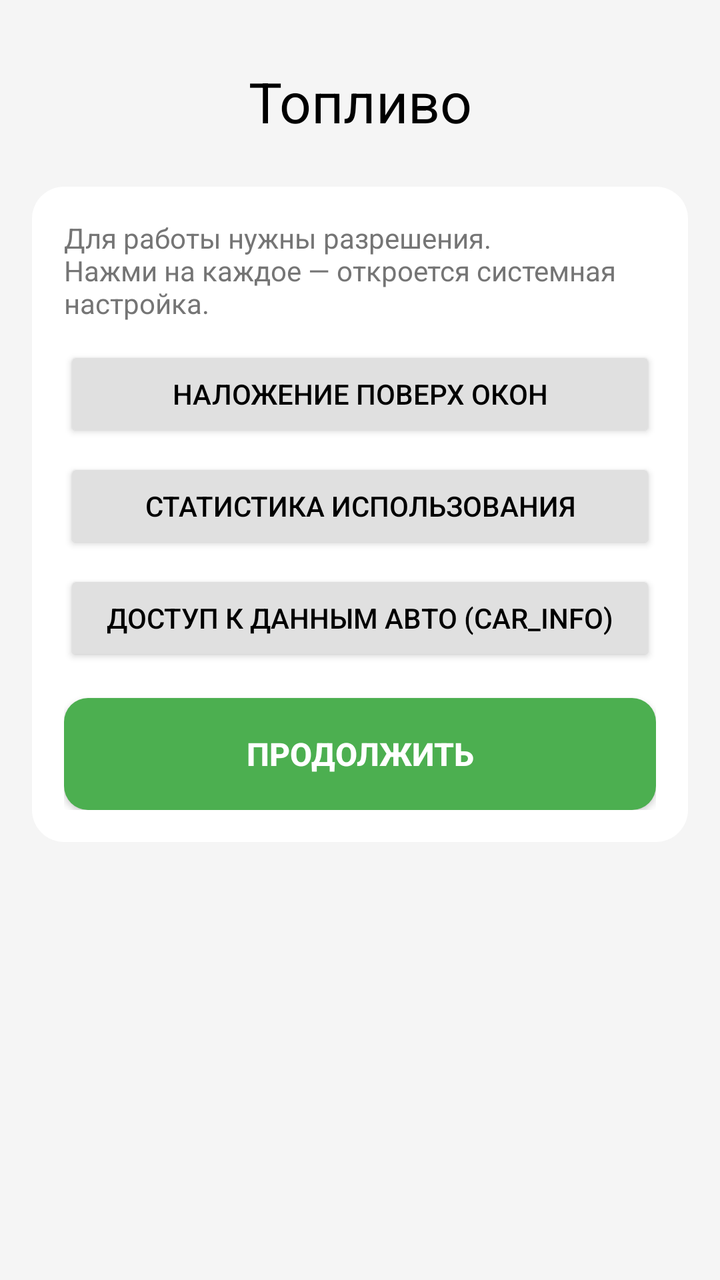
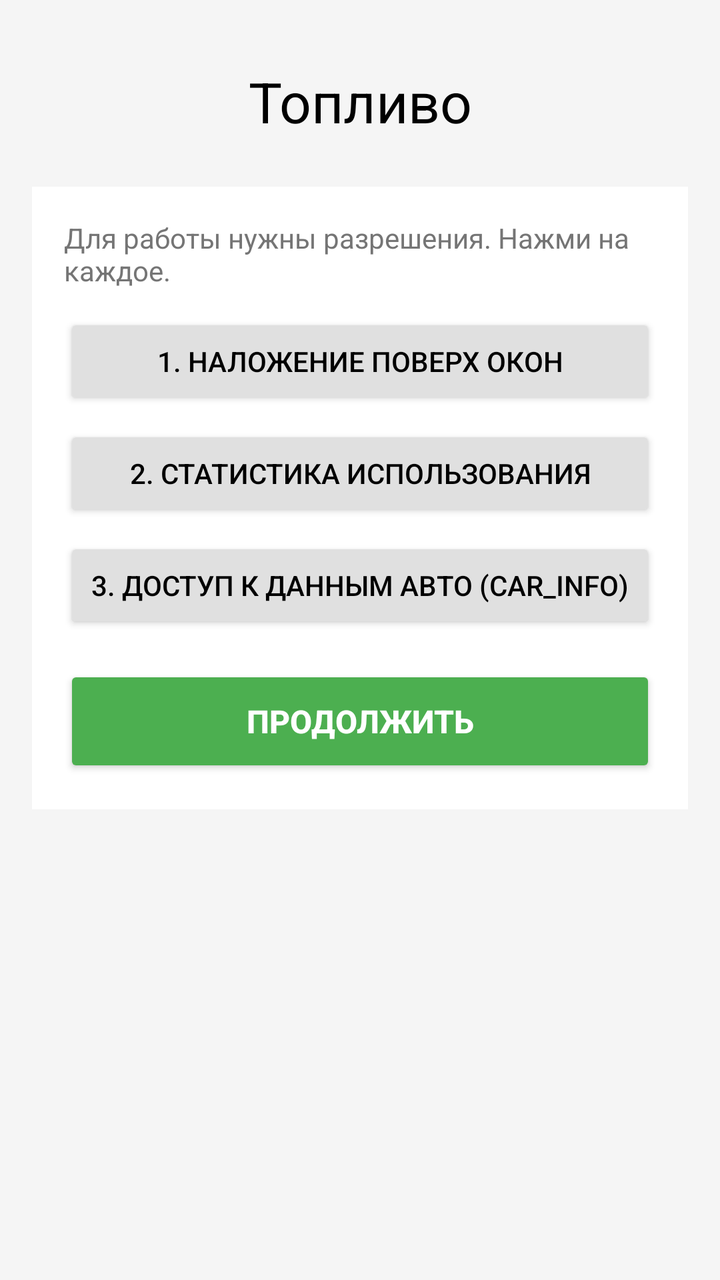

An Android layout rendered at two revisions. The XML below is the earlier revision; the diff shows what the commit changed to produce the second picture.
<!-- AndroidManifest.xml: application theme Theme.AppCompat.NoActionBar -->
<!-- res/layout/activity_main.xml -->
<?xml version="1.0" encoding="utf-8"?>
<ScrollView xmlns:android="http://schemas.android.com/apk/res/android"
    android:layout_width="match_parent"
    android:layout_height="match_parent"
    android:background="#F5F5F5"
    android:fillViewport="true">

    <LinearLayout
        android:layout_width="match_parent"
        android:layout_height="wrap_content"
        android:orientation="vertical"
        android:padding="16dp">

        <TextView
            android:layout_width="match_parent"
            android:layout_height="wrap_content"
            android:text="Топливо"
            android:textSize="28sp"
            android:textColor="#000000"
            android:gravity="center"
            android:layout_marginTop="16dp"
            android:layout_marginBottom="24dp" />

        
        <LinearLayout
            android:id="@+id/card_permissions"
            android:layout_width="match_parent"
            android:layout_height="wrap_content"
            android:background="@drawable/bg_card"
            android:orientation="vertical"
            android:layout_marginBottom="16dp">

            <TextView
                android:layout_width="match_parent"
                android:layout_height="wrap_content"
                android:text="Для работы нужны разрешения.\nНажми на каждое — откроется системная настройка."
                android:textSize="14sp"
                android:textColor="#757575"
                android:layout_marginBottom="12dp" />

            <Button
                android:id="@+id/btn_perm_overlay"
                android:layout_width="match_parent"
                android:layout_height="48dp"
                android:text="Наложение поверх окон"
                android:textSize="14sp"
                android:backgroundTint="#E0E0E0"
                android:textColor="#000000"
                android:layout_marginBottom="8dp" />

            <Button
                android:id="@+id/btn_perm_usage"
                android:layout_width="match_parent"
                android:layout_height="48dp"
                android:text="Статистика использования"
                android:textSize="14sp"
                android:backgroundTint="#E0E0E0"
                android:textColor="#000000"
                android:layout_marginBottom="8dp" />

            <Button
                android:id="@+id/btn_perm_carinfo"
                android:layout_width="match_parent"
                android:layout_height="48dp"
                android:text="Доступ к данным авто (CAR_INFO)"
                android:textSize="14sp"
                android:backgroundTint="#E0E0E0"
                android:textColor="#000000"
                android:layout_marginBottom="16dp" />

            <Button
                android:id="@+id/btn_continue"
                android:layout_width="match_parent"
                android:layout_height="56dp"
                android:text="ПРОДОЛЖИТЬ"
                android:textSize="16sp"
                android:textStyle="bold"
                android:textColor="#FFFFFF"
                android:background="@drawable/bg_btn_green" />
        </LinearLayout>

        
        <LinearLayout
            android:id="@+id/card_settings"
            android:layout_width="match_parent"
            android:layout_height="wrap_content"
            android:background="@drawable/bg_card"
            android:orientation="vertical"
            android:visibility="gone"
            android:layout_marginBottom="16dp">

            
            <TextView android:layout_width="wrap_content" android:layout_height="wrap_content" android:text="Размер окна" android:textSize="14sp" android:textColor="#757575" />
            <LinearLayout android:layout_width="match_parent" android:layout_height="wrap_content" android:orientation="horizontal" android:gravity="center_vertical" android:layout_marginBottom="16dp">
                <Button android:id="@+id/btn_window_minus" android:layout_width="48dp" android:layout_height="48dp" android:text="−" android:background="@drawable/bg_btn_gray"/>
                <TextView android:id="@+id/txt_window_size" android:layout_width="0dp" android:layout_height="wrap_content" android:layout_weight="1" android:gravity="center" android:text="42 dp" android:textSize="18sp" android:textColor="#000000"/>
                <Button android:id="@+id/btn_window_plus" android:layout_width="48dp" android:layout_height="48dp" android:text="+" android:background="@drawable/bg_btn_gray"/>
            </LinearLayout>

            
            <TextView android:layout_width="wrap_content" android:layout_height="wrap_content" android:text="Размер шрифта" android:textSize="14sp" android:textColor="#757575" />
            <LinearLayout android:layout_width="match_parent" android:layout_height="wrap_content" android:orientation="horizontal" android:gravity="center_vertical" android:layout_marginBottom="16dp">
                <Button android:id="@+id/btn_font_minus" android:layout_width="48dp" android:layout_height="48dp" android:text="−" android:background="@drawable/bg_btn_gray"/>
                <TextView android:id="@+id/txt_font_size" android:layout_width="0dp" android:layout_height="wrap_content" android:layout_weight="1" android:gravity="center" android:text="16 sp" android:textSize="18sp" android:textColor="#000000"/>
                <Button android:id="@+id/btn_font_plus" android:layout_width="48dp" android:layout_height="48dp" android:text="+" android:background="@drawable/bg_btn_gray"/>
            </LinearLayout>

            
            <TextView android:layout_width="wrap_content" android:layout_height="wrap_content" android:text="Размер иконки" android:textSize="14sp" android:textColor="#757575" />
            <LinearLayout android:layout_width="match_parent" android:layout_height="wrap_content" android:orientation="horizontal" android:gravity="center_vertical" android:layout_marginBottom="16dp">
                <Button android:id="@+id/btn_icon_minus" android:layout_width="48dp" android:layout_height="48dp" android:text="−" android:background="@drawable/bg_btn_gray"/>
                <TextView android:id="@+id/txt_icon_size" android:layout_width="0dp" android:layout_height="wrap_content" android:layout_weight="1" android:gravity="center" android:text="20 dp" android:textSize="18sp" android:textColor="#000000"/>
                <Button android:id="@+id/btn_icon_plus" android:layout_width="48dp" android:layout_height="48dp" android:text="+" android:background="@drawable/bg_btn_gray"/>
            </LinearLayout>

            
            <TextView android:layout_width="wrap_content" android:layout_height="wrap_content" android:text="Толщина шрифта (100-900)" android:textSize="14sp" android:textColor="#757575" />
            <LinearLayout android:layout_width="match_parent" android:layout_height="wrap_content" android:orientation="horizontal" android:gravity="center_vertical" android:layout_marginBottom="16dp">
                <Button android:id="@+id/btn_weight_minus" android:layout_width="48dp" android:layout_height="48dp" android:text="−" android:background="@drawable/bg_btn_gray"/>
                <TextView android:id="@+id/txt_font_weight" android:layout_width="0dp" android:layout_height="wrap_content" android:layout_weight="1" android:gravity="center" android:text="400" android:textSize="18sp" android:textColor="#000000"/>
                <Button android:id="@+id/btn_weight_plus" android:layout_width="48dp" android:layout_height="48dp" android:text="+" android:background="@drawable/bg_btn_gray"/>
            </LinearLayout>

            
            <TextView android:layout_width="wrap_content" android:layout_height="wrap_content" android:text="Тема текста" android:textSize="14sp" android:textColor="#757575" />
            <LinearLayout android:layout_width="match_parent" android:layout_height="wrap_content" android:orientation="horizontal" android:gravity="center_vertical" android:layout_marginBottom="16dp">
                <Button android:id="@+id/btn_theme_minus" android:layout_width="48dp" android:layout_height="48dp" android:text="◀" android:background="@drawable/bg_btn_gray"/>
                <TextView android:id="@+id/txt_theme" android:layout_width="0dp" android:layout_height="wrap_content" android:layout_weight="1" android:gravity="center" android:text="Авто" android:textSize="18sp" android:textColor="#000000"/>
                <Button android:id="@+id/btn_theme_plus" android:layout_width="48dp" android:layout_height="48dp" android:text="▶" android:background="@drawable/bg_btn_gray"/>
            </LinearLayout>

            
            <TextView android:layout_width="wrap_content" android:layout_height="wrap_content" android:text="Блокировка виджета" android:textSize="14sp" android:textColor="#757575" />
            <LinearLayout android:layout_width="match_parent" android:layout_height="wrap_content" android:orientation="horizontal" android:gravity="center_vertical">
                <Button android:id="@+id/btn_lock_minus" android:layout_width="48dp" android:layout_height="48dp" android:text="◀" android:background="@drawable/bg_btn_gray"/>
                <TextView android:id="@+id/txt_lock" android:layout_width="0dp" android:layout_height="wrap_content" android:layout_weight="1" android:gravity="center" android:text="Разблокирован" android:textSize="18sp" android:textColor="#000000"/>
                <Button android:id="@+id/btn_lock_plus" android:layout_width="48dp" android:layout_height="48dp" android:text="▶" android:background="@drawable/bg_btn_gray"/>
            </LinearLayout>

        </LinearLayout>

        
        <LinearLayout
            android:id="@+id/card_actions"
            android:layout_width="match_parent"
            android:layout_height="wrap_content"
            android:background="@drawable/bg_card"
            android:orientation="vertical"
            android:visibility="gone">

            <Button
                android:id="@+id/btn_app_list"
                android:layout_width="match_parent"
                android:layout_height="56dp"
                android:text="СКРЫТЬ В ПРИЛОЖЕНИЯХ"
                android:textSize="14sp"
                android:textStyle="bold"
                android:background="@drawable/bg_btn_gray"
                android:textColor="#000000"
                android:layout_marginBottom="12dp" />

            <Button
                android:id="@+id/btn_reset"
                android:layout_width="match_parent"
                android:layout_height="56dp"
                android:text="СБРОСИТЬ НАСТРОЙКИ"
                android:textSize="14sp"
                android:textStyle="bold"
                android:background="@drawable/bg_btn_red"
                android:textColor="#FFFFFF" />
        </LinearLayout>

    </LinearLayout>
</ScrollView>
<!-- resources referenced by this layout -->
<resources>
  <!-- drawable bg_btn_gray (drawable) -->
  <?xml version="1.0" encoding="utf-8"?>
  <shape xmlns:android="http://schemas.android.com/apk/res/android">
      <solid android:color="#E0E0E0" />
      <corners android:radius="12dp" />
  </shape>
  <!-- drawable bg_btn_green (drawable) -->
  <?xml version="1.0" encoding="utf-8"?>
  <shape xmlns:android="http://schemas.android.com/apk/res/android">
      <solid android:color="#4CAF50" />
      <corners android:radius="12dp" />
  </shape>
  <!-- drawable bg_btn_red (drawable) -->
  <?xml version="1.0" encoding="utf-8"?>
  <shape xmlns:android="http://schemas.android.com/apk/res/android">
      <solid android:color="#F44336" />
      <corners android:radius="12dp" />
  </shape>
  <!-- drawable bg_card (drawable) -->
  <?xml version="1.0" encoding="utf-8"?>
  <shape xmlns:android="http://schemas.android.com/apk/res/android">
      <solid android:color="#FFFFFF" />
      <corners android:radius="16dp" />
      <padding android:bottom="16dp" android:left="16dp" android:right="16dp" android:top="16dp" />
  </shape>
</resources>

<!-- the commit's change to res/layout/activity_main.xml (unified diff, before → after) -->
@@ -2,7 +2,7 @@
 <ScrollView xmlns:android="http://schemas.android.com/apk/res/android"
     android:layout_width="match_parent"
     android:layout_height="match_parent"
-    android:background="#F5F5F5"
+    android:background="@color/bg_main"
     android:fillViewport="true">
 
     <LinearLayout
@@ -16,56 +16,54 @@
             android:layout_height="wrap_content"
             android:text="Топливо"
             android:textSize="28sp"
-            android:textColor="#000000"
+            android:textColor="@color/text_black"
             android:gravity="center"
             android:layout_marginTop="16dp"
             android:layout_marginBottom="24dp" />
 
         
         <LinearLayout
-            android:id="@+id/card_permissions"
+            android:id="@+id/layout_permissions"
             android:layout_width="match_parent"
             android:layout_height="wrap_content"
-            android:background="@drawable/bg_card"
             android:orientation="vertical"
+            android:background="#FFFFFF"
+            android:padding="16dp"
             android:layout_marginBottom="16dp">
 
             <TextView
                 android:layout_width="match_parent"
                 android:layout_height="wrap_content"
-                android:text="Для работы нужны разрешения.\nНажми на каждое — откроется системная настройка."
+                android:text="Для работы нужны разрешения. Нажми на каждое."
                 android:textSize="14sp"
-                android:textColor="#757575"
+                android:textColor="@color/text_gray"
                 android:layout_marginBottom="12dp" />
 
             <Button
                 android:id="@+id/btn_perm_overlay"
                 android:layout_width="match_parent"
-                android:layout_height="48dp"
-                android:text="Наложение поверх окон"
-                android:textSize="14sp"
-                android:backgroundTint="#E0E0E0"
-                android:textColor="#000000"
+                android:layout_height="wrap_content"
+                android:text="1. Наложение поверх окон"
+                android:backgroundTint="@color/btn_gray"
+                android:textColor="@color/text_black"
                 android:layout_marginBottom="8dp" />
 
             <Button
                 android:id="@+id/btn_perm_usage"
                 android:layout_width="match_parent"
-                android:layout_height="48dp"
-                android:text="Статистика использования"
-                android:textSize="14sp"
-                android:backgroundTint="#E0E0E0"
-                android:textColor="#000000"
+                android:layout_height="wrap_content"
+                android:text="2. Статистика использования"
+                android:backgroundTint="@color/btn_gray"
+                android:textColor="@color/text_black"
                 android:layout_marginBottom="8dp" />
 
             <Button
                 android:id="@+id/btn_perm_carinfo"
                 android:layout_width="match_parent"
-                android:layout_height="48dp"
-                android:text="Доступ к данным авто (CAR_INFO)"
-                android:textSize="14sp"
-                android:backgroundTint="#E0E0E0"
-                android:textColor="#000000"
+                android:layout_height="wrap_content"
+                android:text="3. Доступ к данным авто (CAR_INFO)"
+                android:backgroundTint="@color/btn_gray"
+                android:textColor="@color/text_black"
                 android:layout_marginBottom="16dp" />
 
             <Button
@@ -76,75 +74,69 @@
                 android:textSize="16sp"
                 android:textStyle="bold"
                 android:textColor="#FFFFFF"
-                android:background="@drawable/bg_btn_green" />
+                android:backgroundTint="@color/btn_green" />
         </LinearLayout>
 
         
         <LinearLayout
-            android:id="@+id/card_settings"
+            android:id="@+id/layout_settings"
             android:layout_width="match_parent"
             android:layout_height="wrap_content"
-            android:background="@drawable/bg_card"
             android:orientation="vertical"
+            android:background="#FFFFFF"
+            android:padding="16dp"
             android:visibility="gone"
             android:layout_marginBottom="16dp">
 
-            
-            <TextView android:layout_width="wrap_content" android:layout_height="wrap_content" android:text="Размер окна" android:textSize="14sp" android:textColor="#757575" />
+            <TextView android:layout_width="wrap_content" android:layout_height="wrap_content" android:text="Размер окна" android:textSize="14sp" android:textColor="@color/text_gray" />
             <LinearLayout android:layout_width="match_parent" android:layout_height="wrap_content" android:orientation="horizontal" android:gravity="center_vertical" android:layout_marginBottom="16dp">
-                <Button android:id="@+id/btn_window_minus" android:layout_width="48dp" android:layout_height="48dp" android:text="−" android:background="@drawable/bg_btn_gray"/>
-                <TextView android:id="@+id/txt_window_size" android:layout_width="0dp" android:layout_height="wrap_content" android:layout_weight="1" android:gravity="center" android:text="42 dp" android:textSize="18sp" android:textColor="#000000"/>
-                <Button android:id="@+id/btn_window_plus" android:layout_width="48dp" android:layout_height="48dp" android:text="+" android:background="@drawable/bg_btn_gray"/>
+                <Button android:id="@+id/btn_window_minus" android:layout_width="48dp" android:layout_height="48dp" android:text="−" android:backgroundTint="@color/btn_gray"/>
+                <TextView android:id="@+id/txt_window_size" android:layout_width="0dp" android:layout_height="wrap_content" android:layout_weight="1" android:gravity="center" android:text="42 dp" android:textSize="18sp" android:textColor="@color/text_black"/>
+                <Button android:id="@+id/btn_window_plus" android:layout_width="48dp" android:layout_height="48dp" android:text="+" android:backgroundTint="@color/btn_gray"/>
             </LinearLayout>
 
-            
-            <TextView android:layout_width="wrap_content" android:layout_height="wrap_content" android:text="Размер шрифта" android:textSize="14sp" android:textColor="#757575" />
+            <TextView android:layout_width="wrap_content" android:layout_height="wrap_content" android:text="Размер шрифта" android:textSize="14sp" android:textColor="@color/text_gray" />
             <LinearLayout android:layout_width="match_parent" android:layout_height="wrap_content" android:orientation="horizontal" android:gravity="center_vertical" android:layout_marginBottom="16dp">
-                <Button android:id="@+id/btn_font_minus" android:layout_width="48dp" android:layout_height="48dp" android:text="−" android:background="@drawable/bg_btn_gray"/>
-                <TextView android:id="@+id/txt_font_size" android:layout_width="0dp" android:layout_height="wrap_content" android:layout_weight="1" android:gravity="center" android:text="16 sp" android:textSize="18sp" android:textColor="#000000"/>
-                <Button android:id="@+id/btn_font_plus" android:layout_width="48dp" android:layout_height="48dp" android:text="+" android:background="@drawable/bg_btn_gray"/>
+                <Button android:id="@+id/btn_font_minus" android:layout_width="48dp" android:layout_height="48dp" android:text="−" android:backgroundTint="@color/btn_gray"/>
+                <TextView android:id="@+id/txt_font_size" android:layout_width="0dp" android:layout_height="wrap_content" android:layout_weight="1" android:gravity="center" android:text="16 sp" android:textSize="18sp" android:textColor="@color/text_black"/>
+                <Button android:id="@+id/btn_font_plus" android:layout_width="48dp" android:layout_height="48dp" android:text="+" android:backgroundTint="@color/btn_gray"/>
             </LinearLayout>
 
-            
-            <TextView android:layout_width="wrap_content" android:layout_height="wrap_content" android:text="Размер иконки" android:textSize="14sp" android:textColor="#757575" />
+            <TextView android:layout_width="wrap_content" android:layout_height="wrap_content" android:text="Размер иконки" android:textSize="14sp" android:textColor="@color/text_gray" />
             <LinearLayout android:layout_width="match_parent" android:layout_height="wrap_content" android:orientation="horizontal" android:gravity="center_vertical" android:layout_marginBottom="16dp">
-                <Button android:id="@+id/btn_icon_minus" android:layout_width="48dp" android:layout_height="48dp" android:text="−" android:background="@drawable/bg_btn_gray"/>
-                <TextView android:id="@+id/txt_icon_size" android:layout_width="0dp" android:layout_height="wrap_content" android:layout_weight="1" android:gravity="center" android:text="20 dp" android:textSize="18sp" android:textColor="#000000"/>
-                <Button android:id="@+id/btn_icon_plus" android:layout_width="48dp" android:layout_height="48dp" android:text="+" android:background="@drawable/bg_btn_gray"/>
+                <Button android:id="@+id/btn_icon_minus" android:layout_width="48dp" android:layout_height="48dp" android:text="−" android:backgroundTint="@color/btn_gray"/>
+                <TextView android:id="@+id/txt_icon_size" android:layout_width="0dp" android:layout_height="wrap_content" android:layout_weight="1" android:gravity="center" android:text="20 dp" android:textSize="18sp" android:textColor="@color/text_black"/>
+                <Button android:id="@+id/btn_icon_plus" android:layout_width="48dp" android:layout_height="48dp" android:text="+" android:backgroundTint="@color/btn_gray"/>
             </LinearLayout>
 
-            
-            <TextView android:layout_width="wrap_content" android:layout_height="wrap_content" android:text="Толщина шрифта (100-900)" android:textSize="14sp" android:textColor="#757575" />
+            <TextView android:layout_width="wrap_content" android:layout_height="wrap_content" android:text="Толщина шрифта" android:textSize="14sp" android:textColor="@color/text_gray" />
             <LinearLayout android:layout_width="match_parent" android:layout_height="wrap_content" android:orientation="horizontal" android:gravity="center_vertical" android:layout_marginBottom="16dp">
-                <Button android:id="@+id/btn_weight_minus" android:layout_width="48dp" android:layout_height="48dp" android:text="−" android:background="@drawable/bg_btn_gray"/>
-                <TextView android:id="@+id/txt_font_weight" android:layout_width="0dp" android:layout_height="wrap_content" android:layout_weight="1" android:gravity="center" android:text="400" android:textSize="18sp" android:textColor="#000000"/>
-                <Button android:id="@+id/btn_weight_plus" android:layout_width="48dp" android:layout_height="48dp" android:text="+" android:background="@drawable/bg_btn_gray"/>
+                <Button android:id="@+id/btn_weight_minus" android:layout_width="48dp" android:layout_height="48dp" android:text="−" android:backgroundTint="@color/btn_gray"/>
+                <TextView android:id="@+id/txt_font_weight" android:layout_width="0dp" android:layout_height="wrap_content" android:layout_weight="1" android:gravity="center" android:text="400" android:textSize="18sp" android:textColor="@color/text_black"/>
+                <Button android:id="@+id/btn_weight_plus" android:layout_width="48dp" android:layout_height="48dp" android:text="+" android:backgroundTint="@color/btn_gray"/>
             </LinearLayout>
 
-            
-            <TextView android:layout_width="wrap_content" android:layout_height="wrap_content" android:text="Тема текста" android:textSize="14sp" android:textColor="#757575" />
+            <TextView android:layout_width="wrap_content" android:layout_height="wrap_content" android:text="Тема текста" android:textSize="14sp" android:textColor="@color/text_gray" />
             <LinearLayout android:layout_width="match_parent" android:layout_height="wrap_content" android:orientation="horizontal" android:gravity="center_vertical" android:layout_marginBottom="16dp">
-                <Button android:id="@+id/btn_theme_minus" android:layout_width="48dp" android:layout_height="48dp" android:text="◀" android:background="@drawable/bg_btn_gray"/>
-                <TextView android:id="@+id/txt_theme" android:layout_width="0dp" android:layout_height="wrap_content" android:layout_weight="1" android:gravity="center" android:text="Авто" android:textSize="18sp" android:textColor="#000000"/>
-                <Button android:id="@+id/btn_theme_plus" android:layout_width="48dp" android:layout_height="48dp" android:text="▶" android:background="@drawable/bg_btn_gray"/>
+                <Button android:id="@+id/btn_theme_minus" android:layout_width="48dp" android:layout_height="48dp" android:text="◀" android:backgroundTint="@color/btn_gray"/>
+                <TextView android:id="@+id/txt_theme" android:layout_width="0dp" android:layout_height="wrap_content" android:layout_weight="1" android:gravity="center" android:text="Авто" android:textSize="18sp" android:textColor="@color/text_black"/>
+                <Button android:id="@+id/btn_theme_plus" android:layout_width="48dp" android:layout_height="48dp" android:text="▶" android:backgroundTint="@color/btn_gray"/>
             </LinearLayout>
 
-            
-            <TextView android:layout_width="wrap_content" android:layout_height="wrap_content" android:text="Блокировка виджета" android:textSize="14sp" android:textColor="#757575" />
+            <TextView android:layout_width="wrap_content" android:layout_height="wrap_content" android:text="Блокировка виджета" android:textSize="14sp" android:textColor="@color/text_gray" />
             <LinearLayout android:layout_width="match_parent" android:layout_height="wrap_content" android:orientation="horizontal" android:gravity="center_vertical">
-                <Button android:id="@+id/btn_lock_minus" android:layout_width="48dp" android:layout_height="48dp" android:text="◀" android:background="@drawable/bg_btn_gray"/>
-                <TextView android:id="@+id/txt_lock" android:layout_width="0dp" android:layout_height="wrap_content" android:layout_weight="1" android:gravity="center" android:text="Разблокирован" android:textSize="18sp" android:textColor="#000000"/>
-                <Button android:id="@+id/btn_lock_plus" android:layout_width="48dp" android:layout_height="48dp" android:text="▶" android:background="@drawable/bg_btn_gray"/>
+                <Button android:id="@+id/btn_lock_minus" android:layout_width="48dp" android:layout_height="48dp" android:text="◀" android:backgroundTint="@color/btn_gray"/>
+                <TextView android:id="@+id/txt_lock" android:layout_width="0dp" android:layout_height="wrap_content" android:layout_weight="1" android:gravity="center" android:text="Разблокирован" android:textSize="18sp" android:textColor="@color/text_black"/>
+                <Button android:id="@+id/btn_lock_plus" android:layout_width="48dp" android:layout_height="48dp" android:text="▶" android:backgroundTint="@color/btn_gray"/>
             </LinearLayout>
 
         </LinearLayout>
 
         
         <LinearLayout
-            android:id="@+id/card_actions"
+            android:id="@+id/layout_actions"
             android:layout_width="match_parent"
             android:layout_height="wrap_content"
-            android:background="@drawable/bg_card"
             android:orientation="vertical"
             android:visibility="gone">
 
@@ -153,10 +145,8 @@
                 android:layout_width="match_parent"
                 android:layout_height="56dp"
                 android:text="СКРЫТЬ В ПРИЛОЖЕНИЯХ"
-                android:textSize="14sp"
-                android:textStyle="bold"
-                android:background="@drawable/bg_btn_gray"
-                android:textColor="#000000"
+                android:backgroundTint="@color/btn_gray"
+                android:textColor="@color/text_black"
                 android:layout_marginBottom="12dp" />
 
             <Button
@@ -164,9 +154,7 @@
                 android:layout_width="match_parent"
                 android:layout_height="56dp"
                 android:text="СБРОСИТЬ НАСТРОЙКИ"
-                android:textSize="14sp"
-                android:textStyle="bold"
-                android:background="@drawable/bg_btn_red"
+                android:backgroundTint="@color/btn_red"
                 android:textColor="#FFFFFF" />
         </LinearLayout>
 
<!-- resource entries referenced after the edit -->
@@ -1,29 +1,10 @@
 <!-- resources referenced by this layout -->
 <resources>
-  <!-- drawable bg_btn_gray (drawable) -->
-  <?xml version="1.0" encoding="utf-8"?>
-  <shape xmlns:android="http://schemas.android.com/apk/res/android">
-      <solid android:color="#E0E0E0" />
-      <corners android:radius="12dp" />
-  </shape>
-  <!-- drawable bg_btn_green (drawable) -->
-  <?xml version="1.0" encoding="utf-8"?>
-  <shape xmlns:android="http://schemas.android.com/apk/res/android">
-      <solid android:color="#4CAF50" />
-      <corners android:radius="12dp" />
-  </shape>
-  <!-- drawable bg_btn_red (drawable) -->
-  <?xml version="1.0" encoding="utf-8"?>
-  <shape xmlns:android="http://schemas.android.com/apk/res/android">
-      <solid android:color="#F44336" />
-      <corners android:radius="12dp" />
-  </shape>
-  <!-- drawable bg_card (drawable) -->
-  <?xml version="1.0" encoding="utf-8"?>
-  <shape xmlns:android="http://schemas.android.com/apk/res/android">
-      <solid android:color="#FFFFFF" />
-      <corners android:radius="16dp" />
-      <padding android:bottom="16dp" android:left="16dp" android:right="16dp" android:top="16dp" />
-  </shape>
+  <color name="bg_main">#F5F5F5</color>
+  <color name="btn_gray">#E0E0E0</color>
+  <color name="btn_green">#4CAF50</color>
+  <color name="btn_red">#F44336</color>
+  <color name="text_black">#000000</color>
+  <color name="text_gray">#757575</color>
 </resources>
 
